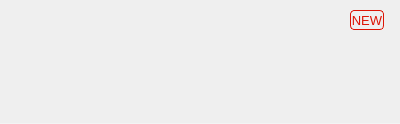
Old version of the form src/MEGASync/gui/ui/AlertItem.ui in the repository meganz/MEGAsync.
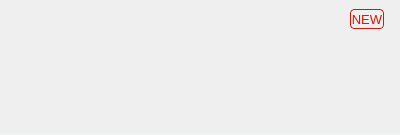
New version of the form. Icons and pictures are not drawn. Custom widgets are drawn as their Qt base class.

Commit message: Working on dynamic alert item

```diff
--- a/src/MEGASync/gui/ui/AlertItem.ui
+++ b/src/MEGASync/gui/ui/AlertItem.ui
@@ -7,19 +7,25 @@
     <x>0</x>
     <y>0</y>
     <width>400</width>
-    <height>124</height>
+    <height>135</height>
    </rect>
   </property>
+  <property name="sizePolicy">
+   <sizepolicy hsizetype="Preferred" vsizetype="Preferred">
+    <horstretch>0</horstretch>
+    <verstretch>0</verstretch>
+   </sizepolicy>
+  </property>
   <property name="minimumSize">
    <size>
-    <width>350</width>
+    <width>400</width>
     <height>124</height>
    </size>
   </property>
   <property name="maximumSize">
    <size>
     <width>400</width>
-    <height>124</height>
+    <height>16777215</height>
    </size>
   </property>
   <property name="windowTitle">
@@ -81,7 +87,7 @@
    <item>
     <widget class="QWidget" name="wContainer" native="true">
      <property name="sizePolicy">
-      <sizepolicy hsizetype="Fixed" vsizetype="Fixed">
+      <sizepolicy hsizetype="Fixed" vsizetype="Preferred">
        <horstretch>0</horstretch>
        <verstretch>0</verstretch>
       </sizepolicy>
@@ -95,10 +101,10 @@
      <property name="maximumSize">
       <size>
        <width>400</width>
-       <height>123</height>
+       <height>16777215</height>
       </size>
      </property>
-     <layout class="QVBoxLayout" name="verticalLayout_2">
+     <layout class="QVBoxLayout" name="verticalLayout_2" stretch="0,0,1,0">
       <property name="spacing">
        <number>0</number>
       </property>
@@ -460,10 +466,16 @@
       </item>
       <item>
        <widget class="QLabel" name="lDesc">
+        <property name="sizePolicy">
+         <sizepolicy hsizetype="Preferred" vsizetype="Preferred">
+          <horstretch>0</horstretch>
+          <verstretch>0</verstretch>
+         </sizepolicy>
+        </property>
         <property name="minimumSize">
          <size>
           <width>0</width>
-          <height>35</height>
+          <height>0</height>
          </size>
         </property>
         <property name="styleSheet">
```
The commit also changes 6 other files.
